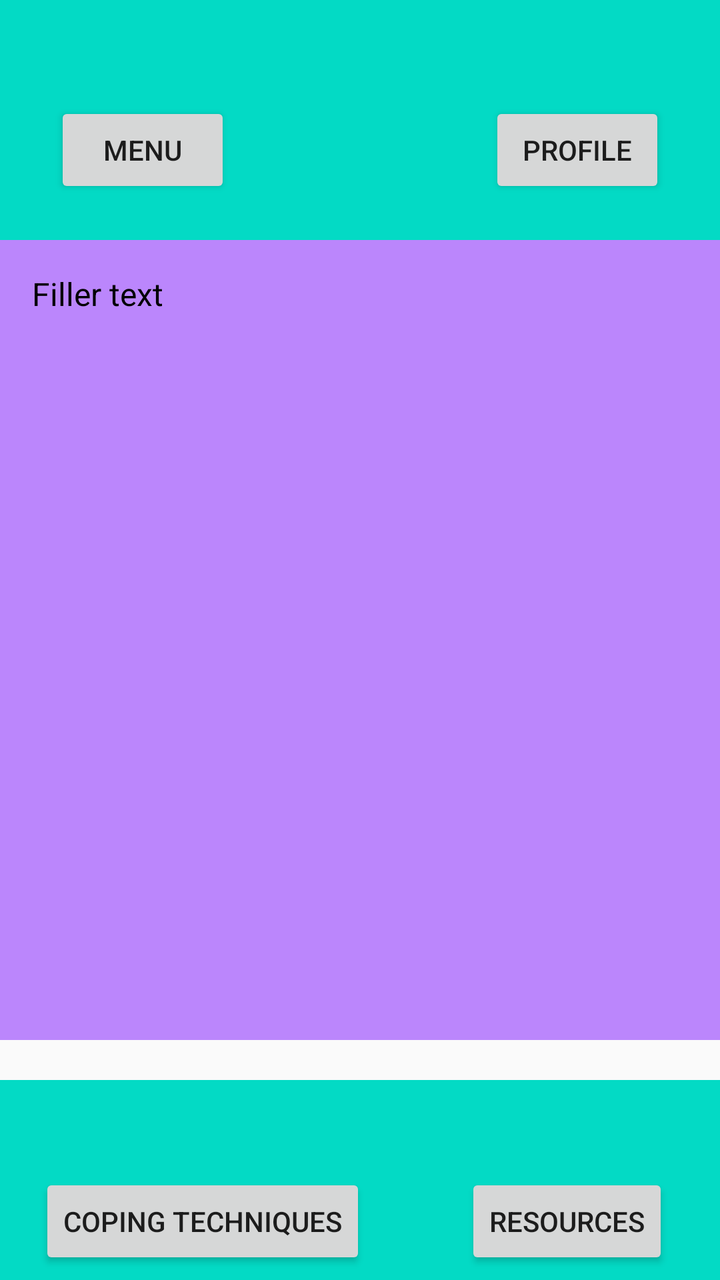
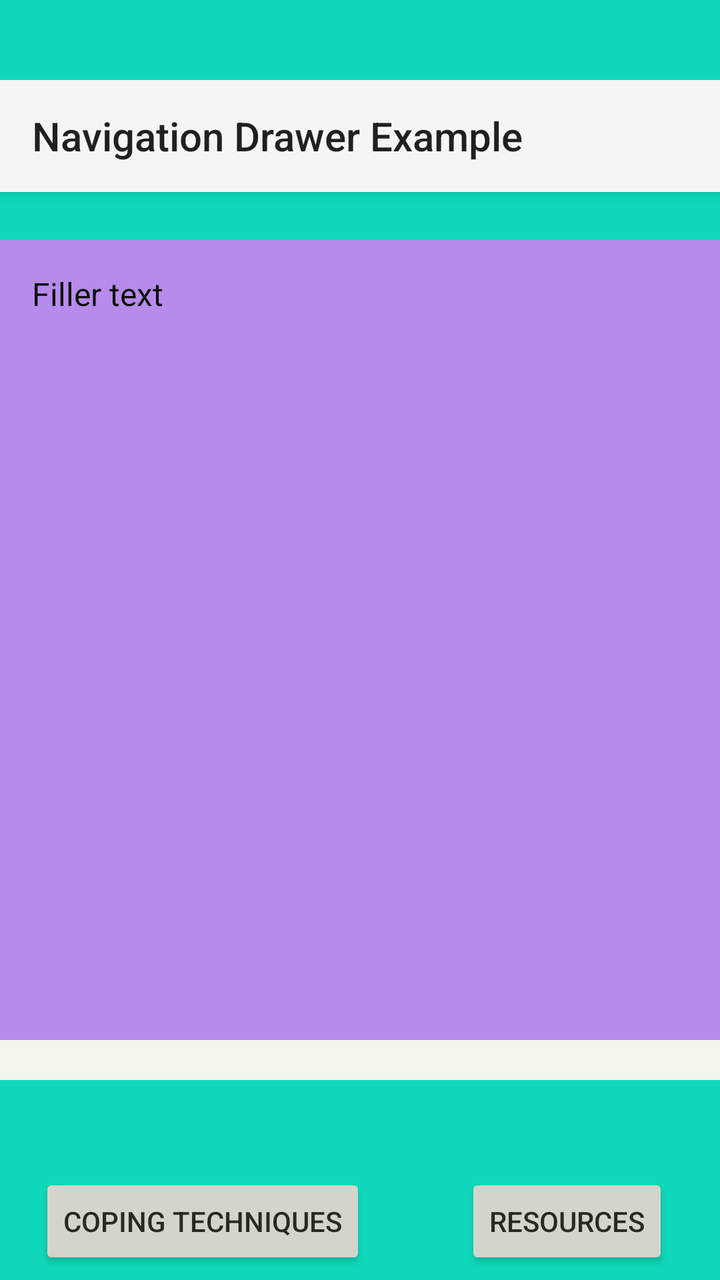

Before-and-after screenshots of an Android layout around one commit, followed by the original layout XML and the change that was made.
<!-- AndroidManifest.xml: activity theme Theme.MentalHealthApp -->
<!-- res/layout/activity_main.xml -->
<?xml version="1.0" encoding="utf-8"?>
<RelativeLayout
    xmlns:android="http://schemas.android.com/apk/res/android"
    xmlns:tools="http://schemas.android.com/tools"
    android:layout_width="match_parent"
    android:layout_height="match_parent"
    android:fillViewport="true"
    android:orientation="vertical"
    tools:context=".MainActivity">

    <androidx.coordinatorlayout.widget.CoordinatorLayout
        xmlns:app="http://schemas.android.com/apk/res-auto"


        android:layout_width="match_parent"
        android:layout_height="match_parent">

        <androidx.constraintlayout.widget.ConstraintLayout
            android:id="@+id/master_constraint"
            android:layout_width="match_parent"
            android:layout_height="match_parent">

            <androidx.constraintlayout.widget.ConstraintLayout
                android:id="@+id/top_constraints"
                android:layout_width="match_parent"
                android:layout_height="match_parent">

                <com.google.android.material.appbar.AppBarLayout
                    android:id="@+id/top_appbar"
                    android:layout_width="match_parent"
                    android:layout_height="150dp"
                    android:background="@color/teal_200"
                    app:layout_constraintEnd_toEndOf="parent"
                    app:layout_constraintTop_toTopOf="parent">

                    <androidx.constraintlayout.widget.ConstraintLayout
                        android:layout_width="match_parent"
                        android:layout_height="match_parent">

                        <Button
                            android:id="@+id/data_menu"
                            android:layout_width="wrap_content"
                            android:layout_height="wrap_content"
                            android:text="@string/menu"
                            app:layout_constraintBottom_toBottomOf="parent"
                            app:layout_constraintEnd_toEndOf="parent"
                            app:layout_constraintHorizontal_bias="0.1"
                            app:layout_constraintStart_toStartOf="parent"
                            app:layout_constraintTop_toTopOf="parent"
                            app:layout_constraintVertical_bias="0.5" />

                        <Button
                            android:id="@+id/action_profile"
                            android:layout_width="wrap_content"
                            android:layout_height="wrap_content"
                            android:text="@string/profile"
                            app:layout_constraintBottom_toBottomOf="parent"
                            app:layout_constraintEnd_toEndOf="parent"
                            app:layout_constraintHorizontal_bias="0.9"
                            app:layout_constraintStart_toStartOf="parent"
                            app:layout_constraintTop_toTopOf="parent"
                            app:layout_constraintVertical_bias="0.5" />

                    </androidx.constraintlayout.widget.ConstraintLayout>

                </com.google.android.material.appbar.AppBarLayout>

                <Button
                    android:id="@+id/survey_button"
                    android:layout_width="wrap_content"
                    android:layout_height="wrap_content"
                    android:text="@string/survey_button"
                    app:layout_constraintEnd_toEndOf="parent"
                    app:layout_constraintStart_toStartOf="parent"
                    app:layout_constraintTop_toBottomOf="@id/top_appbar"/>

            </androidx.constraintlayout.widget.ConstraintLayout>

        </androidx.constraintlayout.widget.ConstraintLayout>

        <androidx.core.widget.NestedScrollView
            android:id="@+id/feed"
            android:layout_width="363dp"
            android:layout_height="400dp"
            android:background="@color/purple_200"
            android:fillViewport="true"
            app:layout_anchor="@+id/master_constraint"
            app:layout_anchorGravity="center"
            app:layout_constraintWidth_percent="0.9">

        <LinearLayout
            android:layout_width="match_parent"
            android:layout_height="wrap_content"
            android:orientation="vertical"
            android:padding="16dp">

            <TextView
                android:id="@+id/my_readable_text"
                android:layout_width="match_parent"
                android:layout_height="wrap_content"
                android:text="@string/Filler_text"
                android:textSize="16sp"
                android:textColor="@android:color/black"
                android:lineSpacingExtra="4dp" />

        </LinearLayout>

        </androidx.core.widget.NestedScrollView>

        <androidx.constraintlayout.widget.ConstraintLayout
            android:id="@+id/bottom_constraints"
            android:layout_width="match_parent"
            android:layout_height="match_parent"
            app:layout_anchor="@+id/master_constraint"
            app:layout_anchorGravity="center">

            <com.google.android.material.appbar.AppBarLayout
                android:id="@+id/bottom_appbar"
                android:layout_width="match_parent"
                android:layout_height="100dp"
                android:background="@color/teal_200"
                app:layout_constraintBottom_toBottomOf="parent"
                app:layout_constraintEnd_toEndOf="parent">

                <androidx.constraintlayout.widget.ConstraintLayout
                    android:id="@+id/bottom_appbar_constraints"
                    android:layout_width="match_parent"
                    android:layout_height="match_parent">

                    <Button
                        android:id="@+id/resources"
                        android:layout_width="wrap_content"
                        android:layout_height="wrap_content"
                        android:text="@string/resources"
                        app:layout_constraintBottom_toBottomOf="parent"
                        app:layout_constraintEnd_toEndOf="parent"
                        app:layout_constraintHorizontal_bias="0.9"
                        app:layout_constraintStart_toStartOf="parent"
                        app:layout_constraintTop_toTopOf="parent"
                        app:layout_constraintVertical_bias="0.9" />


                    <Button
                        android:id="@+id/coping_techniques"
                        android:layout_width="wrap_content"
                        android:layout_height="wrap_content"
                        android:text="@string/coping_techniques"
                        app:layout_constraintBottom_toBottomOf="parent"
                        app:layout_constraintEnd_toEndOf="parent"
                        app:layout_constraintHorizontal_bias="0.1"
                        app:layout_constraintStart_toStartOf="parent"
                        app:layout_constraintTop_toTopOf="parent"
                        app:layout_constraintVertical_bias="0.9" />

                </androidx.constraintlayout.widget.ConstraintLayout>

            </com.google.android.material.appbar.AppBarLayout>


        </androidx.constraintlayout.widget.ConstraintLayout>

    </androidx.coordinatorlayout.widget.CoordinatorLayout>

</RelativeLayout>
<!-- resources referenced by this layout -->
<resources>
  <color name="purple_200">#FFBB86FC</color>
  <color name="teal_200">#FF03DAC5</color>
  <string name="Filler_text">Filler text</string>
  <string name="coping_techniques">Coping Techniques</string>
  <string name="menu">Menu</string>
  <string name="profile">Profile</string>
  <string name="resources">Resources</string>
  <string name="survey_button">Take your daily survey</string>
  <style name="Theme.MentalHealthApp" parent="Theme.AppCompat.Light" />
</resources>

<!-- the commit's change to res/layout/activity_main.xml (unified diff, before → after) -->
@@ -160,5 +160,44 @@
         </androidx.constraintlayout.widget.ConstraintLayout>
 
     </androidx.coordinatorlayout.widget.CoordinatorLayout>
-
+    <androidx.drawerlayout.widget.DrawerLayout
+        xmlns:app="http://schemas.android.com/apk/res-auto"
+        android:id="@+id/drawer_layout"
+        android:layout_width="match_parent"
+        android:layout_height="match_parent"
+        android:background="#168BC34A"
+        tools:context=".MainActivity"
+        tools:openDrawer="start">
+
+        <LinearLayout
+            android:layout_width="match_parent"
+            android:layout_height="match_parent"
+            android:layout_marginTop="40sp"
+            android:orientation="vertical">
+
+            <androidx.appcompat.widget.Toolbar
+                android:id="@+id/toolbar"
+                android:layout_width="match_parent"
+                android:layout_height="?attr/actionBarSize"
+                android:background="?attr/colorPrimary"
+                android:elevation="4dp"
+                android:theme="@style/ThemeOverlay.AppCompat.ActionBar"
+                app:popupTheme="@style/ThemeOverlay.AppCompat.Light"
+                app:title="Navigation Drawer Example" />
+
+            <FrameLayout
+                android:id="@+id/fragment_container"
+                android:layout_width="match_parent"
+                android:layout_height="match_parent" />
+
+        </LinearLayout>
+
+        <com.google.android.material.navigation.NavigationView
+            android:id="@+id/nav_view"
+            android:layout_width="wrap_content"
+            android:layout_height="match_parent"
+            android:layout_gravity="start"
+            app:menu="@menu/activity_main_drawer" />
+
+    </androidx.drawerlayout.widget.DrawerLayout>
 </RelativeLayout>
